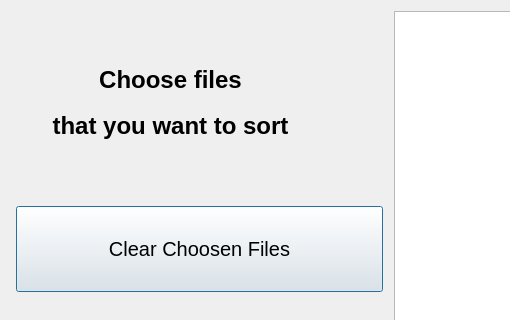
Old version of the form app/src/settingsdialog.ui in the repository ZhukDima/ClusterProg; both pictures show x 0 to 510 and y 0 to 320 of the 781 by 520 pixel window.
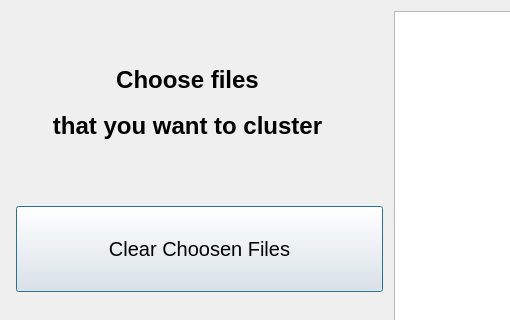
New version of the form.

Commit message: Changed UI files, messages text now written to text labels that hides

Patch:
```diff
--- a/app/src/settingsdialog.ui
+++ b/app/src/settingsdialog.ui
@@ -28,7 +28,7 @@
         <string notr="true">margin: 0 auto 0 auto;</string>
        </property>
        <property name="text">
-        <string>&lt;html&gt;&lt;head/&gt;&lt;body&gt;&lt;h1 align=&quot;center&quot; style=&quot; margin-top:18px; margin-bottom:12px; margin-left:0px; margin-right:0px; -qt-block-indent:0; text-indent:0px;&quot;&gt;&lt;span style=&quot; font-size:xx-large; font-weight:600;&quot;&gt;Choose files&lt;/span&gt;&lt;/h1&gt;&lt;h1 align=&quot;center&quot; style=&quot; margin-top:18px; margin-bottom:12px; margin-left:0px; margin-right:0px; -qt-block-indent:0; text-indent:0px;&quot;&gt;&lt;span style=&quot; font-size:xx-large; font-weight:600;&quot;&gt;that you want to sort&lt;/span&gt;&lt;/h1&gt;&lt;/body&gt;&lt;/html&gt;</string>
+        <string>&lt;html&gt;&lt;head/&gt;&lt;body&gt;&lt;h1 align=&quot;center&quot; style=&quot; margin-top:18px; margin-bottom:12px; margin-left:0px; margin-right:0px; -qt-block-indent:0; text-indent:0px;&quot;&gt;&lt;span style=&quot; font-size:xx-large; font-weight:600;&quot;&gt;Choose files&lt;/span&gt;&lt;/h1&gt;&lt;h1 align=&quot;center&quot; style=&quot; margin-top:18px; margin-bottom:12px; margin-left:0px; margin-right:0px; -qt-block-indent:0; text-indent:0px;&quot;&gt;&lt;span style=&quot; font-size:xx-large; font-weight:600;&quot;&gt;that you want to cluster&lt;/span&gt;&lt;/h1&gt;&lt;/body&gt;&lt;/html&gt;</string>
        </property>
       </widget>
      </item>
```
The commit also changes 3 other files.
